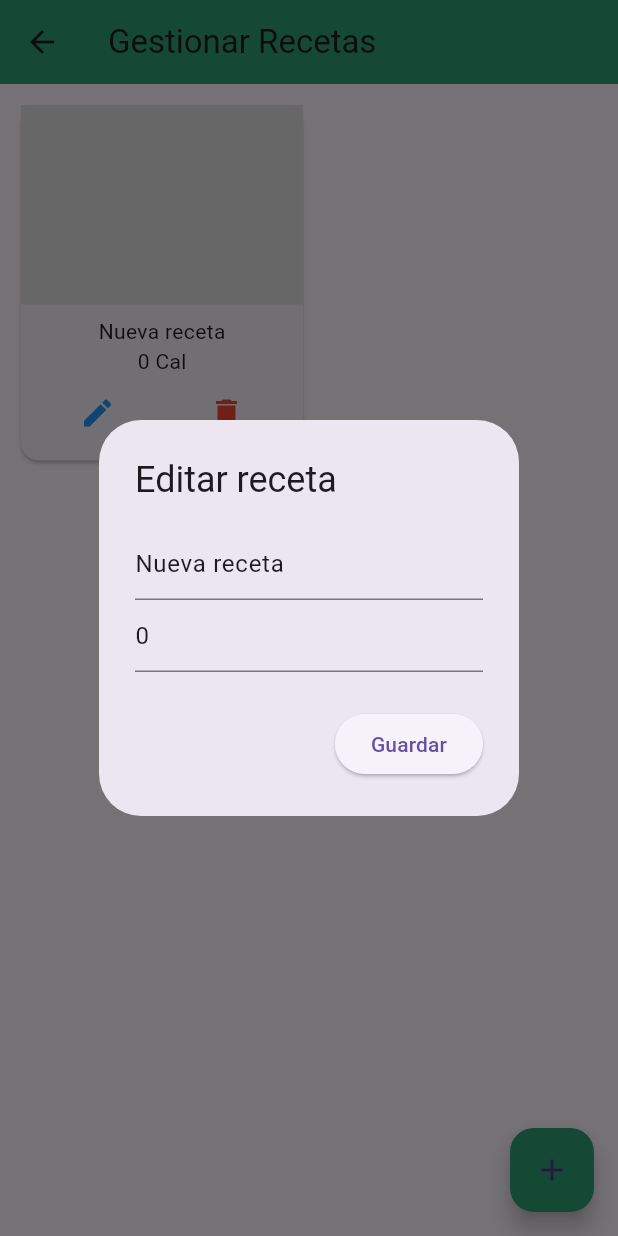
After one commit to carloslafuente10/PrograMovil, a Flutter app: the AdminRecetasScreen screen opened directly, after a tap on the "add" icon, after a tap on the "edit" icon, on a phone screen of 412 x 824 dp. The commit adds this screen. Run offline on Flutter 3.47's test engine with Material 3 defaults, Android fonts, the phone set to English and light mode, and no system bars; our stand-ins replace cloud_firestore, firebase_auth, firebase_core; accounts and stored records are empty.

Commit message:
Avance de layout de admi

```diff
--- /dev/null
+++ b/lib/screens/admin_recetas_screen.dart
@@ -0,0 +1,179 @@
+import 'package:flutter/material.dart';
+import 'package:cloud_firestore/cloud_firestore.dart';
+
+class AdminRecetasScreen extends StatelessWidget {
+  const AdminRecetasScreen({super.key});
+
+  @override
+  Widget build(BuildContext context) {
+    final Color verde = const Color(0xFF2D9E73);
+
+    return Scaffold(
+      appBar: AppBar(
+        title: const Text("Gestionar Recetas"),
+        backgroundColor: verde,
+      ),
+      body: StreamBuilder<QuerySnapshot>(
+        stream: FirebaseFirestore.instance
+            .collection('app-recetas-completas')
+            .snapshots(),
+        builder: (context, snapshot) {
+          if (snapshot.connectionState == ConnectionState.waiting) {
+            return const Center(child: CircularProgressIndicator());
+          }
+
+          final docs = snapshot.data!.docs;
+
+          if (docs.isEmpty) {
+            return const Center(child: Text("No hay recetas"));
+          }
+
+          return GridView.builder(
+            padding: const EdgeInsets.all(10),
+            gridDelegate: const SliverGridDelegateWithFixedCrossAxisCount(
+              crossAxisCount: 2,
+              childAspectRatio: 0.8,
+            ),
+            itemCount: docs.length,
+            itemBuilder: (context, i) {
+              final data = docs[i].data() as Map<String, dynamic>;
+
+              final recetaMap = {
+                'nombre': data['nombre']?.toString() ?? '',
+                'img': data['imagen']?.toString() ?? '',
+                'calorias': (data['calorias'] ?? data['calorías'])?.toString() ?? '0',
+              };
+
+              return AdminRecetaCard(
+                receta: recetaMap,
+                docId: docs[i].id,
+                verde: verde,
+              );
+            },
+          );
+        },
+      ),
+      floatingActionButton: FloatingActionButton(
+        backgroundColor: verde,
+        onPressed: () {
+          FirebaseFirestore.instance
+              .collection('app-recetas-completas')
+              .add({
+            'nombre': 'Nueva receta',
+            'calorias': '0',
+            'imagen': '',
+            'tiempo': '0',
+            'categoria': 'General',
+          });
+        },
+        child: const Icon(Icons.add),
+      ),
+    );
+  }
+}
+
+class AdminRecetaCard extends StatelessWidget {
+  final Map<String, String> receta;
+  final String docId;
+  final Color verde;
+
+  const AdminRecetaCard({
+    super.key,
+    required this.receta,
+    required this.docId,
+    required this.verde,
+  });
+
+  @override
+  Widget build(BuildContext context) {
+    final String img = receta['img'] ?? '';
+
+    return Card(
+      shape: RoundedRectangleBorder(
+        borderRadius: BorderRadius.circular(12),
+      ),
+      child: Column(
+        children: [
+          Expanded(
+            child: img.isNotEmpty
+                ? Image.network(img, fit: BoxFit.cover)
+                : Container(color: Colors.grey[300]),
+          ),
+
+          Padding(
+            padding: const EdgeInsets.all(8),
+            child: Column(
+              children: [
+                Text(receta['nombre'] ?? ''),
+
+                Text("${receta['calorias']} Cal"),
+
+                Row(
+                  mainAxisAlignment: MainAxisAlignment.spaceAround,
+                  children: [
+
+                    // ✏️ EDITAR
+                    IconButton(
+                      icon: const Icon(Icons.edit, color: Colors.blue),
+                      onPressed: () {
+                        _editarReceta(context);
+                      },
+                    ),
+
+                    // 🗑 ELIMINAR
+                    IconButton(
+                      icon: const Icon(Icons.delete, color: Colors.red),
+                      onPressed: () {
+                        FirebaseFirestore.instance
+                            .collection('app-recetas-completas')
+                            .doc(docId)
+                            .delete();
+                      },
+                    ),
+                  ],
+                ),
+              ],
+            ),
+          ),
+        ],
+      ),
+    );
+  }
+
+  void _editarReceta(BuildContext context) {
+    final nombreCtrl =
+        TextEditingController(text: receta['nombre']);
+    final caloriasCtrl =
+        TextEditingController(text: receta['calorias']);
+
+    showDialog(
+      context: context,
+      builder: (_) => AlertDialog(
+        title: const Text("Editar receta"),
+        content: Column(
+          mainAxisSize: MainAxisSize.min,
+          children: [
+            TextField(controller: nombreCtrl),
+            TextField(controller: caloriasCtrl),
+          ],
+        ),
+        actions: [
+          ElevatedButton(
+            onPressed: () {
+              FirebaseFirestore.instance
+                  .collection('app-recetas-completas')
+                  .doc(docId)
+                  .update({
+                'nombre': nombreCtrl.text,
+                'calorias': caloriasCtrl.text,
+              });
+
+              Navigator.pop(context);
+            },
+            child: const Text("Guardar"),
+          ),
+        ],
+      ),
+    );
+  }
+}
```
Also changed, not shown: lib/screens/admin_screen.dart (added, +66 -0 lines), lib/screens/login_page.dart (+24 -8 lines).
